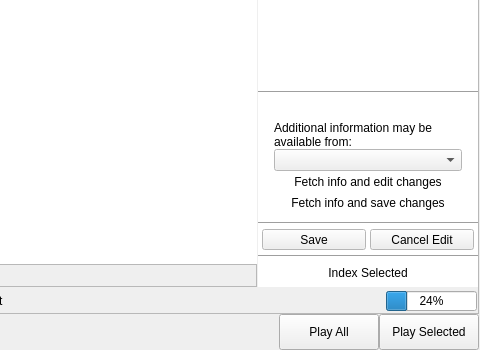
KDE/bangarang, file src/mainwindow.ui: the form before one commit; both pictures show x 260 to 740 and y 170 to 520 of the 740 by 520 pixel window.
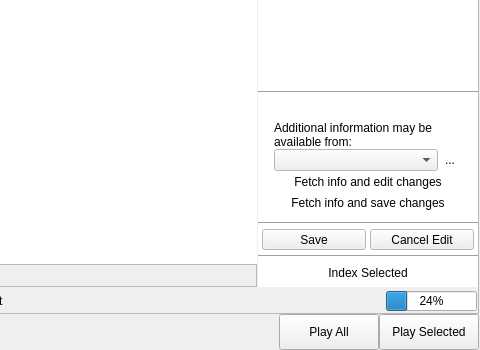
The form after the commit. The open tabs and pages were chosen to show the change. Icons and pictures are not drawn. Custom widgets are drawn as their Qt base class.

Commit message: add TMDb infofetcher. Added a couple additional properties to InfoFetcher class: url and about. plus a few minor fixes to InfoItemModel to deal with new image cache.

```diff
--- a/src/mainwindow.ui
+++ b/src/mainwindow.ui
@@ -2872,7 +2872,29 @@
                                   </widget>
                                  </item>
                                  <item>
-                                  <widget class="QComboBox" name="infoFetcherSelector"/>
+                                  <widget class="QWidget" name="widget_59" native="true">
+                                   <layout class="QHBoxLayout" name="horizontalLayout_54">
+                                    <property name="spacing">
+                                     <number>0</number>
+                                    </property>
+                                    <property name="margin">
+                                     <number>0</number>
+                                    </property>
+                                    <item>
+                                     <widget class="QComboBox" name="infoFetcherSelector"/>
+                                    </item>
+                                    <item>
+                                     <widget class="QToolButton" name="infoFetcherLink">
+                                      <property name="text">
+                                       <string>...</string>
+                                      </property>
+                                      <property name="autoRaise">
+                                       <bool>true</bool>
+                                      </property>
+                                     </widget>
+                                    </item>
+                                   </layout>
+                                  </widget>
                                  </item>
                                  <item>
                                   <widget class="QToolButton" name="infoFetch">
```
Left out of the diff: 12 changed lines with no effect on the pictures. The commit also changes 13 other files.
